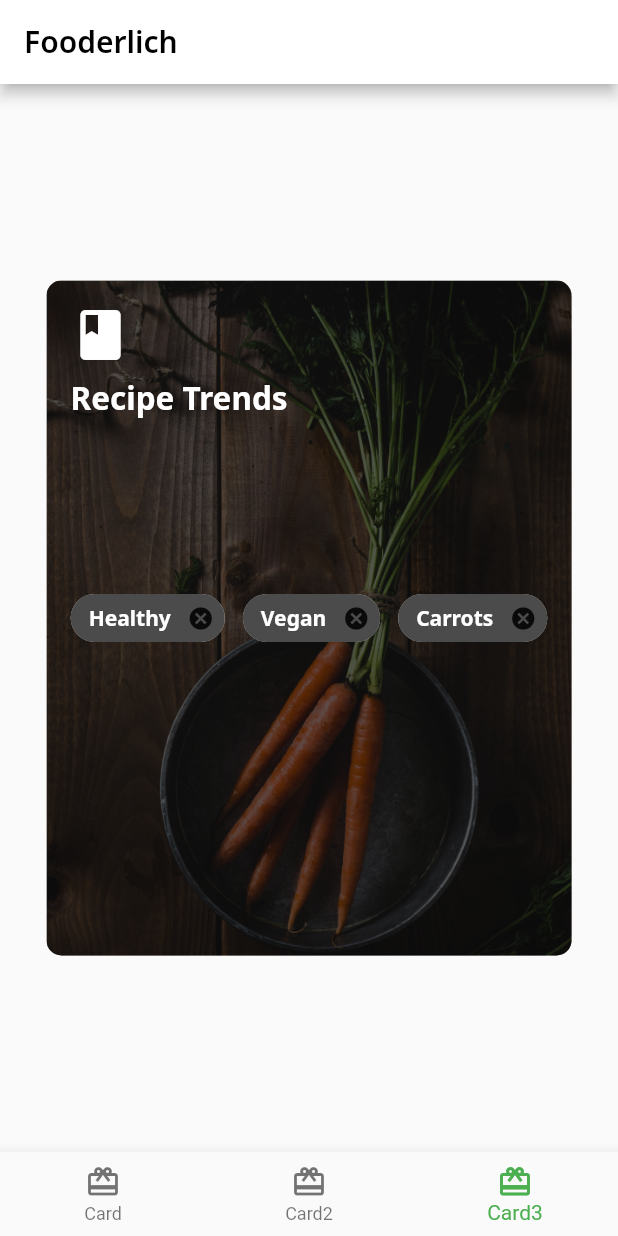
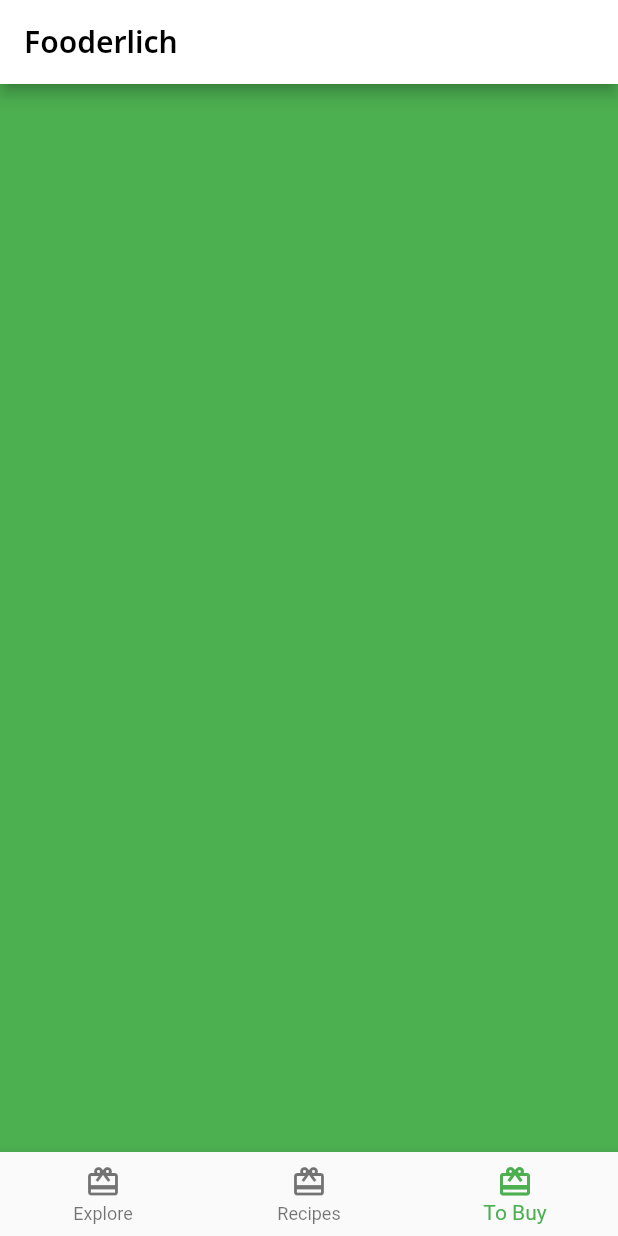
Before and after one commit to nestoredduardo/recipe-app, a Flutter app: the screen it shows after launch, item 3 of the bottom bar chosen, on a phone screen of 412 x 824 dp. Run offline on Flutter 3.47's test engine with Material 2 defaults, Android fonts, the phone set to English and light mode, and no system bars; our stand-ins replace google_fonts.

Commit message:
Grocery model

```diff
--- a/lib/home.dart
+++ b/lib/home.dart
@@ -1,8 +1,10 @@
 import 'package:flutter/material.dart';
-import 'package:recipe/card2.dart';
 
 import 'card1.dart';
+import 'card2.dart';
 import 'card3.dart';
+import 'screens/grocery_screen.dart';
+
 
 // 1
 class Home extends StatefulWidget {
@@ -20,7 +22,7 @@ class _HomeState extends State<Home> {
   static List<Widget> pages = <Widget>[
     const Card1(),
     const Card2(),
-    const Card3(),
+    const GroceryScreen()
   ];
 
   // 9
@@ -54,15 +56,15 @@ class _HomeState extends State<Home> {
         items: const <BottomNavigationBarItem>[
           BottomNavigationBarItem(
             icon: Icon(Icons.card_giftcard),
-            label: 'Card',
+            label: 'Explore',
           ),
           BottomNavigationBarItem(
             icon: Icon(Icons.card_giftcard),
-            label: 'Card2',
+            label: 'Recipes',
           ),
           BottomNavigationBarItem(
             icon: Icon(Icons.card_giftcard),
-            label: 'Card3',
+            label: 'To Buy',
           ),
         ],
       ),
--- /dev/null
+++ b/lib/models/models.dart
@@ -0,0 +1 @@
+export 'grocery_item.dart';
--- /dev/null
+++ b/lib/screens/grocery_screen.dart
@@ -0,0 +1,12 @@
+import 'package:flutter/material.dart';
+
+class GroceryScreen extends StatelessWidget {
+  const GroceryScreen({Key? key}) : super(key: key);
+
+  @override
+  Widget build(BuildContext context) {
+    // TODO 2: Replace with EmptyGroceryScreen
+    return Container(color: Colors.green);
+  }
+// TODO: Add buildGroceryScreen
+}
```
Also changed, not shown: lib/models/grocery_item.dart (added, +50 -0 lines), assets/recipe_assets/empty_list.png (added).
